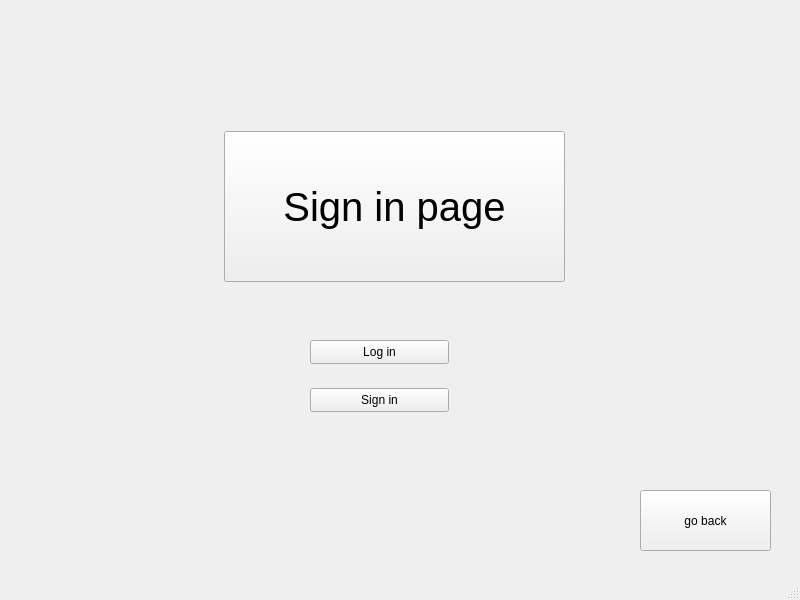
This is signinscene.ui in U-Keun/Qt_Account_Project as Qt 5 draws it before an edit. The edited form follows.
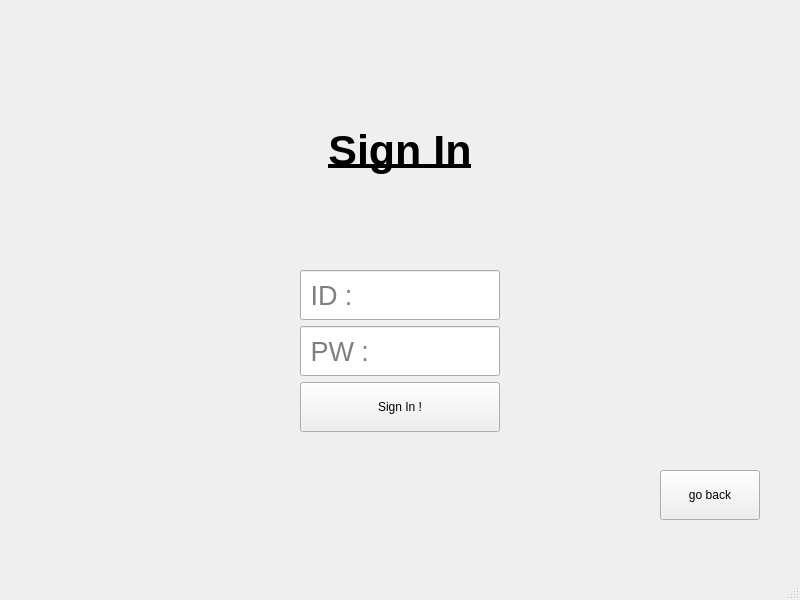
This is the edited form.

Commit message:
ui : 로그인/회원 가입 창 ui 수정
로그인 버튼, 회원 가입 버튼을 추가하고, 각 화면의 일관성(?)을 위해 각 위젯의 위치를 통일시켰습니다.

What changed in the file:
```diff
--- a/signinscene.ui
+++ b/signinscene.ui
@@ -14,57 +14,132 @@
    <string>MainWindow</string>
   </property>
   <widget class="QWidget" name="centralwidget">
-   <widget class="QPushButton" name="pushButton">
+   <widget class="QWidget" name="layoutWidget">
     <property name="geometry">
      <rect>
-      <x>224</x>
-      <y>131</y>
-      <width>341</width>
-      <height>151</height>
+      <x>300</x>
+      <y>270</y>
+      <width>202</width>
+      <height>165</height>
      </rect>
+    </property>
+    <layout class="QVBoxLayout" name="verticalLayout">
+     <item>
+      <widget class="QLineEdit" name="IdInput">
+       <property name="minimumSize">
+        <size>
+         <width>200</width>
+         <height>50</height>
+        </size>
+       </property>
+       <property name="maximumSize">
+        <size>
+         <width>200</width>
+         <height>50</height>
+        </size>
+       </property>
+       <property name="font">
+        <font>
+         <pointsize>20</pointsize>
+        </font>
+       </property>
+       <property name="text">
+        <string/>
+       </property>
+       <property name="placeholderText">
+        <string> ID :</string>
+       </property>
+      </widget>
+     </item>
+     <item>
+      <widget class="QLineEdit" name="PwInput">
+       <property name="minimumSize">
+        <size>
+         <width>200</width>
+         <height>50</height>
+        </size>
+       </property>
+       <property name="maximumSize">
+        <size>
+         <width>200</width>
+         <height>50</height>
+        </size>
+       </property>
+       <property name="font">
+        <font>
+         <pointsize>20</pointsize>
+        </font>
+       </property>
+       <property name="placeholderText">
+        <string> PW :</string>
+       </property>
+      </widget>
+     </item>
+     <item>
+      <widget class="QPushButton" name="signInButton">
+       <property name="minimumSize">
+        <size>
+         <width>200</width>
+         <height>50</height>
+        </size>
+       </property>
+       <property name="maximumSize">
+        <size>
+         <width>200</width>
+         <height>50</height>
+        </size>
+       </property>
+       <property name="text">
+        <string>Sign In !</string>
+       </property>
+      </widget>
+     </item>
+    </layout>
+   </widget>
+   <widget class="QLabel" name="label">
+    <property name="geometry">
+     <rect>
+      <x>150</x>
+      <y>100</y>
+      <width>500</width>
+      <height>100</height>
+     </rect>
+    </property>
+    <property name="minimumSize">
+     <size>
+      <width>500</width>
+      <height>100</height>
+     </size>
+    </property>
+    <property name="maximumSize">
+     <size>
+      <width>500</width>
+      <height>100</height>
+     </size>
     </property>
     <property name="font">
      <font>
-      <pointsize>30</pointsize>
+      <family>Arial</family>
+      <pointsize>32</pointsize>
+      <italic>false</italic>
+      <bold>true</bold>
+      <underline>true</underline>
      </font>
     </property>
     <property name="text">
-     <string>Sign in page</string>
+     <string>Sign In</string>
     </property>
-   </widget>
-   <widget class="QPushButton" name="pushButton_3">
-    <property name="geometry">
-     <rect>
-      <x>310</x>
-      <y>388</y>
-      <width>139</width>
-      <height>24</height>
-     </rect>
+    <property name="alignment">
+     <set>Qt::AlignmentFlag::AlignCenter</set>
     </property>
-    <property name="text">
-     <string>Sign in</string>
-    </property>
    </widget>
    <widget class="QPushButton" name="pushButton_2">
     <property name="geometry">
      <rect>
-      <x>310</x>
-      <y>340</y>
-      <width>139</width>
-      <height>24</height>
-     </rect>
-    </property>
-    <property name="text">
-     <string>Log in</string>
-    </property>
-   </widget>
-   <widget class="QPushButton" name="pushButton_7">
-    <property name="geometry">
-     <rect>
-      <x>640</x>
-      <y>490</y>
-      <width>131</width>
-      <height>61</height>
+      <x>660</x>
+      <y>470</y>
+      <width>100</width>
+      <height>50</height>
      </rect>
     </property>
     <property name="text">
```
Left out of the diff: 4 changed lines with no effect on the pictures. The commit also changes 2 other files.
